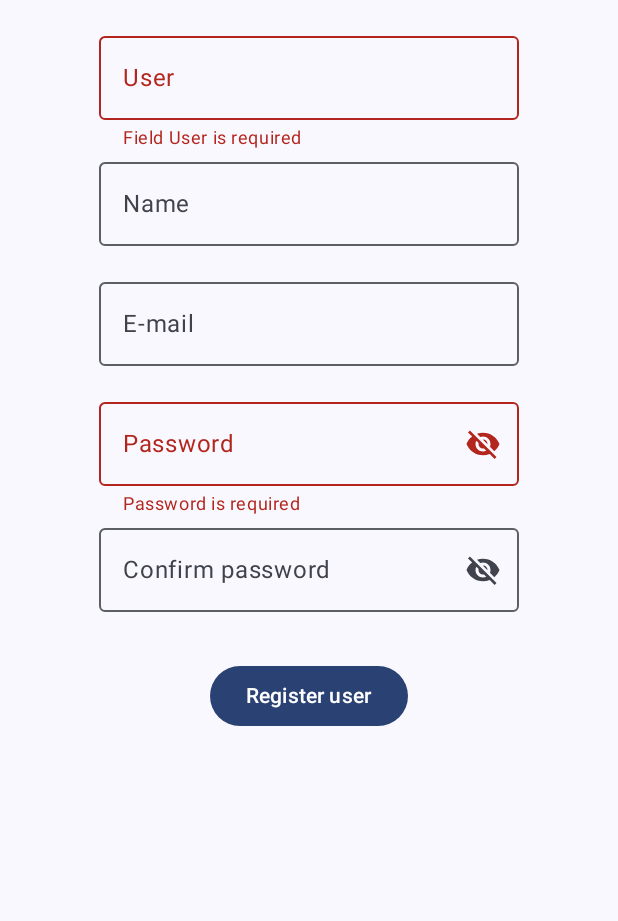
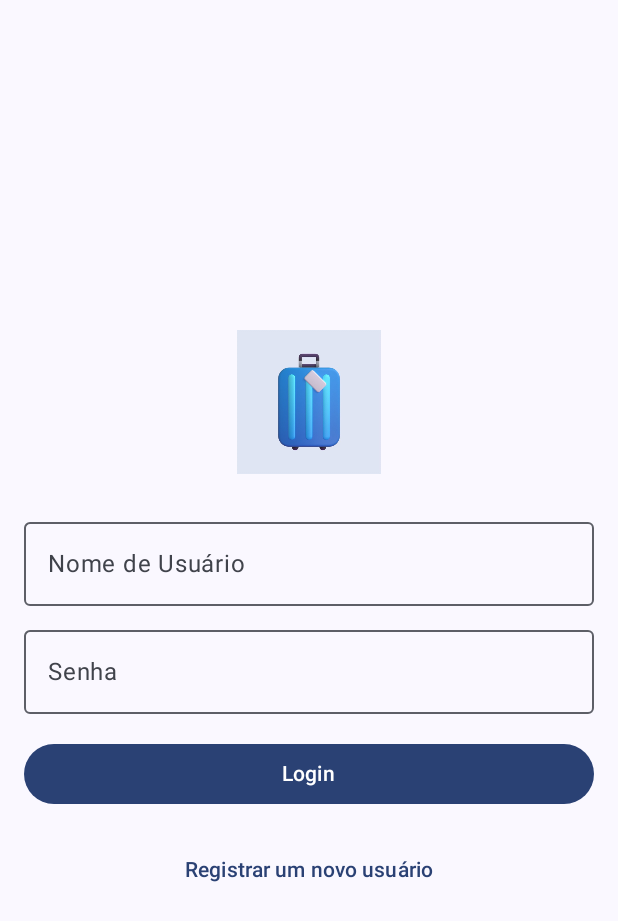
Before and after one commit to gustavohschwartz/ViagemApp, an Android app built with Jetpack Compose: the screen it shows after launch (MainActivity), on a phone screen of 412 x 824 dp. Shown: the top 921 px of the screen. Run offline under Robolectric (Android 15) with nearby library versions, the light colour scheme and no system bars.

Commit message:
login screen and routes

```diff
--- a/app/build.gradle.kts
+++ b/app/build.gradle.kts
@@ -50,6 +50,9 @@ android {
 }
 
 dependencies {
+    val nav_version = "2.8.9"
+    implementation("androidx.navigation:navigation-compose:$nav_version")
+
     val  lifecycle_version = "2.8.7"
     // ViewModel
     implementation("androidx.lifecycle:lifecycle-viewmodel-ktx:$lifecycle_version")
--- a/app/src/main/java/com/example/viagemapp/MainActivity.kt
+++ b/app/src/main/java/com/example/viagemapp/MainActivity.kt
@@ -3,13 +3,23 @@ package com.example.viagemapp
 import android.os.Bundle
 import androidx.activity.ComponentActivity
 import androidx.activity.compose.setContent
+import androidx.compose.foundation.layout.Column
 import androidx.compose.foundation.layout.fillMaxSize
+import androidx.compose.foundation.layout.padding
+import androidx.compose.material3.ExperimentalMaterial3Api
 import androidx.compose.material3.MaterialTheme
+import androidx.compose.material3.Scaffold
 import androidx.compose.material3.Surface
 import androidx.compose.material3.Text
+import androidx.compose.material3.TopAppBar
+import androidx.compose.material3.TopAppBarDefaults
 import androidx.compose.runtime.Composable
 import androidx.compose.ui.Modifier
 import androidx.compose.ui.tooling.preview.Preview
+import androidx.navigation.compose.NavHost
+import androidx.navigation.compose.composable
+import androidx.navigation.compose.rememberNavController
+import com.example.viagemapp.screens.LoginScreen
 import com.example.viagemapp.screens.RegisterScreen
 import com.example.viagemapp.ui.theme.ViagemAppTheme
 
@@ -23,9 +33,27 @@ class MainActivity : ComponentActivity() {
                     modifier = Modifier.fillMaxSize(),
                     color = MaterialTheme.colorScheme.background
                 ) {
-                    RegisterScreen()
+                    MyApp()
                 }
             }
         }
     }
+
+    @OptIn(ExperimentalMaterial3Api::class)
+    @Composable
+    fun MyApp() {
+        val navController = rememberNavController()
+
+        NavHost(
+            navController = navController,
+            startDestination = "login"
+        ) {
+            composable(route = "login") {
+                LoginScreen(navController = navController)
+            }
+            composable(route = "register") {
+                RegisterScreen(navController = navController)
+            }
+        }
+    }
 }
--- a/app/src/main/java/com/example/viagemapp/screens/LoginScreen.kt
+++ b/app/src/main/java/com/example/viagemapp/screens/LoginScreen.kt
@@ -1 +1,95 @@
 package com.example.viagemapp.screens
+
+import android.widget.Toast
+import androidx.compose.foundation.Image
+import androidx.compose.foundation.layout.*
+import androidx.compose.foundation.text.KeyboardActions
+import androidx.compose.foundation.text.KeyboardOptions
+import androidx.compose.material3.*
+import androidx.compose.runtime.*
+import androidx.compose.ui.Alignment
+import androidx.compose.ui.Modifier
+import androidx.compose.ui.platform.LocalContext
+import androidx.compose.ui.platform.LocalSoftwareKeyboardController
+import androidx.compose.ui.res.painterResource
+import androidx.compose.ui.text.input.KeyboardType
+import androidx.compose.ui.text.input.PasswordVisualTransformation
+import androidx.compose.ui.unit.dp
+import androidx.navigation.NavController
+import com.example.viagemapp.R
+
+@Composable
+fun LoginScreen(navController: NavController) {
+    val context = LocalContext.current
+    var username by remember { mutableStateOf("") }
+    var password by remember { mutableStateOf("") }
+    val keyboardController = LocalSoftwareKeyboardController.current
+
+    Column(
+        modifier = Modifier
+            .fillMaxSize()
+            .padding(16.dp),
+        verticalArrangement = Arrangement.Center,
+        horizontalAlignment = Alignment.CenterHorizontally
+    ) {
+        // Logotipo
+        Image(
+            painter = painterResource(id = R.drawable.logo),
+            contentDescription = "Logotipo",
+            modifier = Modifier.size(120.dp).padding(bottom = 24.dp)
+        )
+
+        // Campo Nome de Usuário
+        OutlinedTextField(
+            value = username,
+            onValueChange = { username = it },
+            label = { Text("Nome de Usuário") },
+            modifier = Modifier.fillMaxWidth(),
+            keyboardOptions = KeyboardOptions.Default.copy(
+                keyboardType = KeyboardType.Text
+            ),
+            keyboardActions = KeyboardActions(
+                onDone = { keyboardController?.hide() }
+            )
+        )
+
+        Spacer(modifier = Modifier.height(8.dp))
+
+        // Campo Senha
+        OutlinedTextField(
+            value = password,
+            onValueChange = { password = it },
+            label = { Text("Senha") },
+            visualTransformation = PasswordVisualTransformation(),
+            keyboardOptions = KeyboardOptions(keyboardType = KeyboardType.Password),
+            keyboardActions = KeyboardActions(
+                onDone = { keyboardController?.hide() }
+            ),
+            modifier = Modifier.fillMaxWidth()
+        )
+
+        Spacer(modifier = Modifier.height(16.dp))
+
+        // Botão de Login
+        Button(
+            onClick = {
+                if (username.isNotEmpty() && password.isNotEmpty()) {
+                    navController.navigate("menu") // Navega para o menu
+                } else {
+                    // Exibe um alerta caso algum campo esteja vazio
+                    Toast.makeText(context, "Preencha todos os campos!", Toast.LENGTH_SHORT).show()
+                }
+            },
+            modifier = Modifier.fillMaxWidth()
+        ) {
+            Text("Login")
+        }
+
+        Spacer(modifier = Modifier.height(16.dp))
+
+        // Link para Registro
+        TextButton(onClick = { navController.navigate("register") }) {
+            Text("Registrar um novo usuário")
+        }
+    }
+}
--- a/app/src/main/java/com/example/viagemapp/screens/RegisterScreen.kt
+++ b/app/src/main/java/com/example/viagemapp/screens/RegisterScreen.kt
@@ -18,13 +18,15 @@ import androidx.compose.ui.platform.LocalContext
 import androidx.compose.ui.tooling.preview.Preview
 import androidx.compose.ui.unit.dp
 import androidx.lifecycle.viewmodel.compose.viewModel
+import androidx.navigation.NavController
 import com.example.viagemapp.components.ErrorDialog
 import com.example.viagemapp.components.TextField
 import com.example.viagemapp.components.PasswordField
 import com.example.viagemapp.ui.theme.ViagemAppTheme
 
 @Composable
-fun RegisterScreen() {
+fun RegisterScreen(navController: NavController)
+ {
     val registerUserViewModel: RegisterUserViewModel = viewModel()
 
     Scaffold {
@@ -95,6 +97,9 @@ fun RegisterScreen() {
             Text(text = "Register user")
         }
 
+
+
+
         if (registerUser.value.errorMessage.isNotBlank()) {
             ErrorDialog(
                 error = registerUser.value.errorMessage,
@@ -104,12 +109,3 @@ fun RegisterScreen() {
             )
         }
     }
-
-
-@Composable
-@Preview(showSystemUi = true, showBackground = true, device = "id:Galaxy Nexus")
-fun RegisterUserPreview() {
-    ViagemAppTheme{
-        RegisterScreen()
-    }
-}
```
Also changed, not shown: app/src/main/res/drawable/logo.JPG (added).
